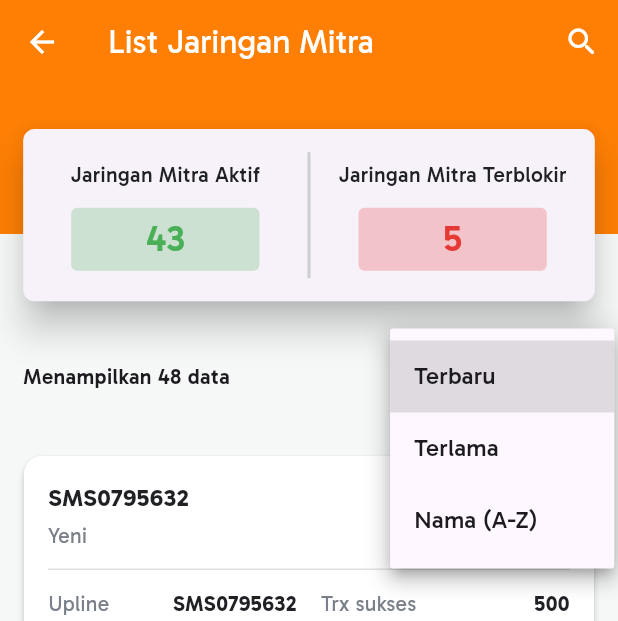
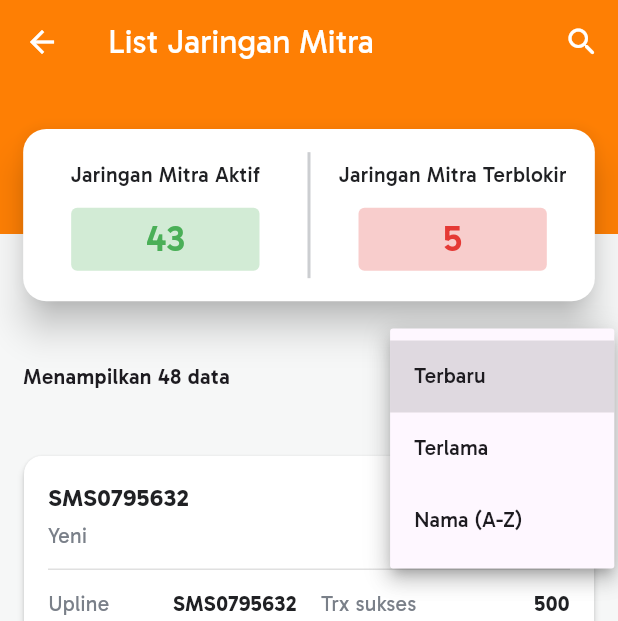
Before and after one commit to lalu-glitch/mobile-xml, a Flutter app: the JaringanMitraPage screen opened directly, after a tap on "Terbaru", on a phone screen of 412 x 824 dp. Shown: the top 621 px of the screen. Run offline on Flutter 3.47's test engine with Material 3 defaults, Android fonts, the phone set to English and light mode, and no system bars; our stand-ins replace app_links, bloc, cached_network_image, dio, equatable, flutter_bloc and 12 more; missing offline and left inert: android_id; accounts and stored records are empty; network calls fail.

Commit message:
minor change

```diff
--- a/lib/views/jaringan_mitra/widgets/mitra_status_card.dart
+++ b/lib/views/jaringan_mitra/widgets/mitra_status_card.dart
@@ -20,11 +20,11 @@
       right: 0,
       child: Container(
         margin: EdgeInsets.symmetric(horizontal: kSize16),
-
         child: Card(
+          color: kWhite,
           elevation: 10,
           shape: RoundedRectangleBorder(
-            borderRadius: BorderRadius.circular(kSize16 / 2),
+            borderRadius: BorderRadius.circular(kSize16),
           ),
           margin: EdgeInsets.zero,
           child: Container(
--- a/lib/views/jaringan_mitra/widgets/sum_data_and_filter.dart
+++ b/lib/views/jaringan_mitra/widgets/sum_data_and_filter.dart
@@ -34,8 +34,8 @@
           Container(
             padding: const EdgeInsets.symmetric(horizontal: 10),
             decoration: BoxDecoration(
-              border: Border.all(color: Colors.grey.shade300),
-              borderRadius: BorderRadius.circular(8),
+              border: Border.all(color: kNeutral50),
+              borderRadius: BorderRadius.circular(16),
             ),
             child: DropdownButtonHideUnderline(
               child: DropdownButton<String>(
@@ -44,7 +44,7 @@
                 items: sortOptions.map((String value) {
                   return DropdownMenuItem<String>(
                     value: value,
-                    child: Text(value),
+                    child: Text(value, style: TextStyle(fontSize: 14)),
                   );
                 }).toList(),
                 onChanged: onSortChanged,
```
Also changed, not shown: lib/views/settings/pages/settings_page.dart (+2 -13 lines), lib/views/transaksi/pages/transaksi_gagal_page.dart (deleted, +0 -72 lines).
